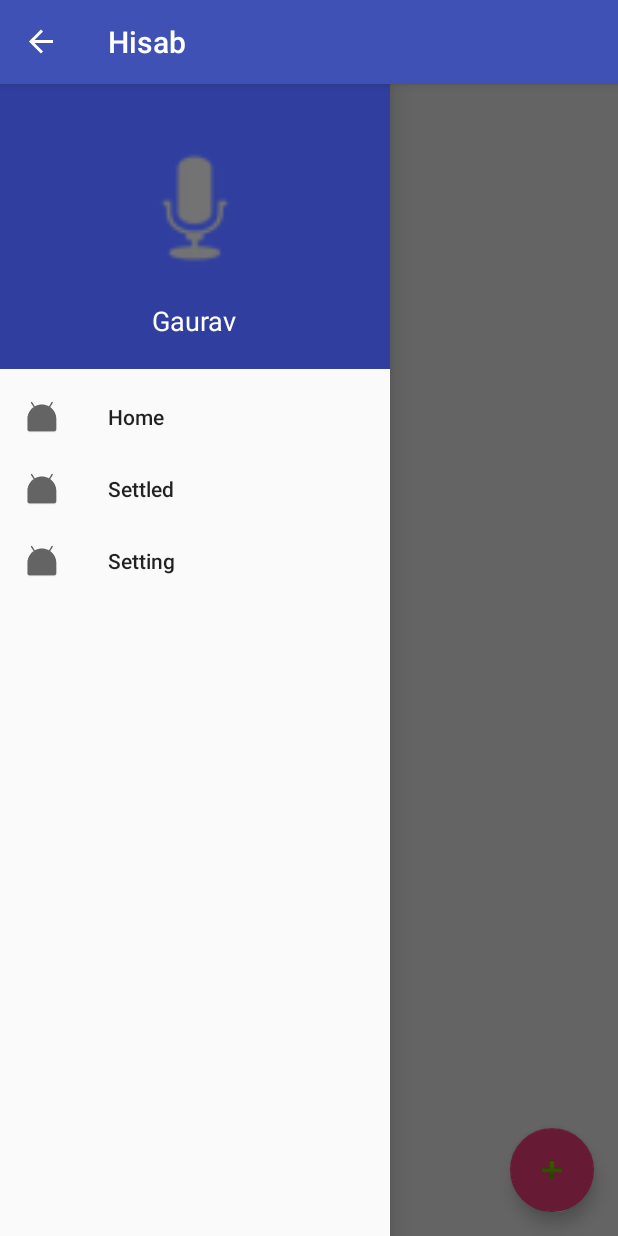
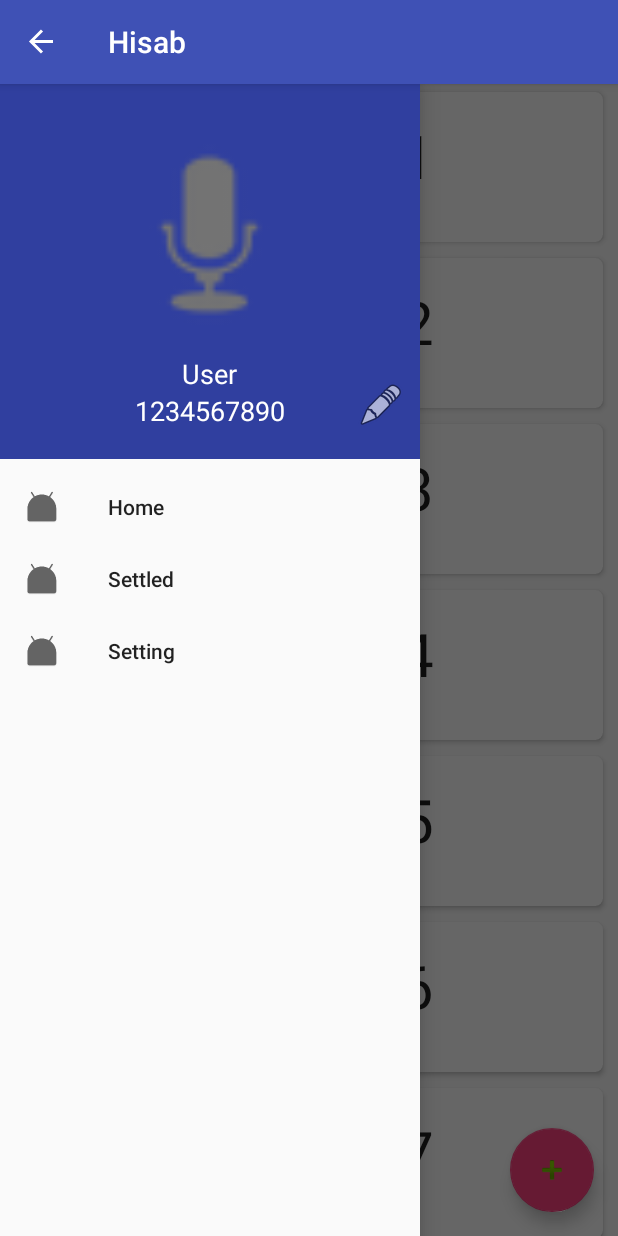
Before and after one commit to gj100596/Hisab, an Android app: the screen it shows after launch (MainActivity), with the side drawer open, on a phone screen of 412 x 824 dp. Run offline under Robolectric (Android 15) with nearby library versions, the phone set to English and light mode, and no system bars; our stand-ins replace Picasso; pictures from the network do not load.

Commit message:
feat: Added "Edit User Detail "

```diff
--- a/app/src/main/AndroidManifest.xml
+++ b/app/src/main/AndroidManifest.xml
@@ -11,7 +11,7 @@
         android:supportsRtl="true"
         android:theme="@style/AppTheme" >
         <activity
-            android:name=".MainActivity"
+            android:name=".activity.MainActivity"
             android:label="@string/app_name"
             android:theme="@style/AppTheme.NoActionBar" >
             <intent-filter>
--- a/app/src/main/java/gj/udacity/capstone/hisab/MainActivity.java
+++ b/app/src/main/java/gj/udacity/capstone/hisab/activity/MainActivity.java
@@ -1,10 +1,12 @@
-package gj.udacity.capstone.hisab;
+package gj.udacity.capstone.hisab.activity;
 
 import android.content.Intent;
+import android.content.SharedPreferences;
 import android.net.Uri;
 import android.os.Bundle;
 import android.os.Environment;
 import android.provider.MediaStore;
+import android.support.design.widget.BottomSheetDialogFragment;
 import android.support.design.widget.FloatingActionButton;
 import android.support.design.widget.NavigationView;
 import android.support.design.widget.Snackbar;
@@ -16,6 +18,7 @@
 import android.view.MenuItem;
 import android.view.View;
 import android.widget.ImageView;
+import android.widget.TextView;
 import android.widget.Toast;
 
 import com.squareup.picasso.Picasso;
@@ -25,6 +28,11 @@
 import java.io.IOException;
 import java.io.InputStream;
 
+import gj.udacity.capstone.hisab.fragment.FeedFragment;
+import gj.udacity.capstone.hisab.R;
+import gj.udacity.capstone.hisab.fragment.UserEditSliderFragment;
+import gj.udacity.capstone.hisab.util.CircularImage;
+
 public class MainActivity extends AppCompatActivity {
 
     private static final int DP_IMAGE_INTENT_CODE = 100;
@@ -32,6 +40,7 @@
     private File tempFile;
     private ActionBarDrawerToggle actionBarDrawerToggle;
     private ImageView dp;
+    private View userEditDialog;
 
     @Override
     protected void onCreate(Bundle savedInstanceState) {
@@ -41,6 +50,8 @@
         setSupportActionBar(toolbar);
 
         getSupportActionBar().setDisplayHomeAsUpEnabled(true);
+
+        userEditDialog = findViewById(R.id.user_dialog);
 
         getSupportFragmentManager()
                 .beginTransaction()
@@ -108,10 +119,20 @@
         actionBarDrawerToggle.syncState();
     }
 
-    private void configureNavigationHeader(View headerView) {
+    private void configureNavigationHeader(final View headerView) {
 
         dp = (ImageView) headerView.findViewById(R.id.nav_dp);
+        ImageView edit = (ImageView) headerView.findViewById(R.id.nav_edit);
 
+        edit.setOnClickListener(new View.OnClickListener() {
+            @Override
+            public void onClick(View v) {
+                BottomSheetDialogFragment bottomSheetDialogFragment = new UserEditSliderFragment();
+                bottomSheetDialogFragment.show(getSupportFragmentManager(), bottomSheetDialogFragment.getTag());
+            }
+        });
+
+        loadDetail(headerView);
         loadDP();
         dp.setOnClickListener(new View.OnClickListener() {
             @Override
@@ -125,17 +146,27 @@
         });
     }
 
+    private void loadDetail(View headerView) {
+        SharedPreferences detail = getSharedPreferences(getString(R.string.user_shared_preef),MODE_PRIVATE);
+        TextView name = (TextView) headerView.findViewById(R.id.nav_name);
+        TextView number = (TextView) headerView.findViewById(R.id.nav_number);
+        name.setText(detail.getString(getString(R.string.shared_pref_name),getString(R.string.default_username)));
+        number.setText(detail.getString(getString(R.string.shared_pref_number),getString(R.string.default_usernumber)));
+    }
+
     private void loadDP() {
         tempFile = new File(this.getExternalFilesDir(
-                Environment.DIRECTORY_PICTURES), "dp.jpg");
+                Environment.DIRECTORY_PICTURES), getString(R.string.dp_temp_name));
 
         if (tempFile.exists()) {
             Picasso.with(MainActivity.this)
                     .load(tempFile)
+                    .transform(new CircularImage())
                     .into(dp);
         } else {
             Picasso.with(MainActivity.this)
                     .load(android.R.drawable.ic_btn_speak_now)
+                    .transform(new CircularImage())
                     .into(dp);
         }
     }
@@ -155,13 +186,16 @@
                 cropIntent.putExtra("crop", "true");
                 cropIntent.putExtra("aspectX", 1);
                 cropIntent.putExtra("aspectY", 1);
-                cropIntent.putExtra("outputX", 100);
-                cropIntent.putExtra("outputY", 100);
+                cropIntent.putExtra("outputX", 150);
+                cropIntent.putExtra("outputY", 150);
                 cropIntent.putExtra("return-data", true);
-                cropIntent.putExtra(MediaStore.EXTRA_OUTPUT, contentUri);
+                cropIntent.putExtra(MediaStore.EXTRA_OUTPUT,
+                        Uri.fromFile(new File(this.getExternalFilesDir(
+                                Environment.DIRECTORY_PICTURES), getString(R.string.dp_temp_name))));
                 startActivityForResult(cropIntent, CROP_INTENT_CODE);
             } else if (requestCode == CROP_INTENT_CODE) {
                 saveDPInFile(data);
+                loadDP();
             }
         }
     }
@@ -171,11 +205,11 @@
             try {
                 InputStream inputStream = getContentResolver().openInputStream(data.getData());
                 tempFile = new File(this.getExternalFilesDir(
-                        Environment.DIRECTORY_PICTURES), "dp.jpg");
+                        Environment.DIRECTORY_PICTURES), getString(R.string.dp_temp_uncrop_name));
                 if (tempFile.exists()) {
                     tempFile.delete();
                     tempFile = new File(this.getExternalFilesDir(
-                            Environment.DIRECTORY_PICTURES), "dp.jpg");
+                            Environment.DIRECTORY_PICTURES), getString(R.string.dp_temp_uncrop_name));
 
                 }
                 FileOutputStream fileOutputStream = new FileOutputStream(tempFile);
--- /dev/null
+++ b/app/src/main/java/gj/udacity/capstone/hisab/adapter/FeedRecyclerViewAdapter.java
@@ -0,0 +1,72 @@
+package gj.udacity.capstone.hisab.adapter;
+
+import android.support.v7.widget.RecyclerView;
+import android.view.LayoutInflater;
+import android.view.View;
+import android.view.ViewGroup;
+import android.widget.TextView;
+
+import java.util.List;
+
+import gj.udacity.capstone.hisab.R;
+import gj.udacity.capstone.hisab.dummy.DummyContent.DummyItem;
+
+/**
+ * {@link RecyclerView.Adapter} that can display a {@link DummyItem} and makes a call to the
+ * specified { OnListFragmentInteractionListener}.
+ * TODO: Replace the implementation with code for your data type.
+ */
+public class FeedRecyclerViewAdapter extends RecyclerView.Adapter<FeedRecyclerViewAdapter.ViewHolder> {
+
+    private final List<DummyItem> mValues;
+    //private final OnListFragmentInteractionListener mListener;
+
+    public FeedRecyclerViewAdapter(List<DummyItem> items){//}, OnListFragmentInteractionListener listener) {
+        mValues = items;
+       // mListener = listener;
+    }
+
+    @Override
+    public ViewHolder onCreateViewHolder(ViewGroup parent, int viewType) {
+        View view = LayoutInflater.from(parent.getContext())
+                .inflate(R.layout.cardview_layout, parent, false);
+        return new ViewHolder(view);
+    }
+
+    @Override
+    public void onBindViewHolder(final ViewHolder holder, int position) {
+        holder.mItem = mValues.get(position);
+        holder.mAmount.setText(mValues.get(position).id);
+        holder.mName.setText(mValues.get(position).content);
+
+        holder.mView.setOnClickListener(new View.OnClickListener() {
+            @Override
+            public void onClick(View v) {
+               /* if (null != mListener) {
+                    // Notify the active callbacks interface (the activity, if the
+                    // fragment is attached to one) that an item has been selected.
+                    mListener.onListFragmentInteraction(holder.mItem);
+                }*/
+            }
+        });
+    }
+
+    @Override
+    public int getItemCount() {
+        return mValues.size();
+    }
+
+    public class ViewHolder extends RecyclerView.ViewHolder {
+        public final View mView;
+        public final TextView mName,mAmount,mDate;
+        public DummyItem mItem;
+
+        public ViewHolder(View view) {
+            super(view);
+            mView = view;
+            mName = (TextView) view.findViewById(R.id.name);
+            mAmount = (TextView) view.findViewById(R.id.amount);
+            mDate = (TextView) view.findViewById(R.id.date);
+        }
+    }
+}
--- a/app/src/main/java/gj/udacity/capstone/hisab/FeedFragment.java
+++ b/app/src/main/java/gj/udacity/capstone/hisab/fragment/FeedFragment.java
@@ -1,4 +1,4 @@
-package gj.udacity.capstone.hisab;
+package gj.udacity.capstone.hisab.fragment;
 
 import android.content.Context;
 import android.os.Bundle;
@@ -9,6 +9,8 @@
 import android.view.View;
 import android.view.ViewGroup;
 
+import gj.udacity.capstone.hisab.adapter.FeedRecyclerViewAdapter;
+import gj.udacity.capstone.hisab.R;
 import gj.udacity.capstone.hisab.dummy.DummyContent;
 
 /**
--- a/app/src/main/res/layout/activity_main.xml
+++ b/app/src/main/res/layout/activity_main.xml
@@ -1,13 +1,17 @@
 <?xml version="1.0" encoding="utf-8"?>
-<LinearLayout
-    xmlns:android="http://schemas.android.com/apk/res/android"
+<RelativeLayout xmlns:android="http://schemas.android.com/apk/res/android"
     xmlns:app="http://schemas.android.com/apk/res-auto"
     xmlns:tools="http://schemas.android.com/tools"
     android:layout_width="match_parent"
     android:layout_height="match_parent"
     android:fitsSystemWindows="true"
     android:orientation="vertical"
-    tools:context="gj.udacity.capstone.hisab.MainActivity">
+    tools:context="gj.udacity.capstone.hisab.activity.MainActivity">
+
+    <LinearLayout
+        android:layout_width="match_parent"
+        android:layout_height="match_parent"
+        android:orientation="vertical">
 
         <android.support.design.widget.AppBarLayout
             android:layout_width="match_parent"
@@ -24,12 +28,12 @@
         </android.support.design.widget.AppBarLayout>
 
         <android.support.v4.widget.DrawerLayout
+            android:id="@+id/drawer_layout"
             android:layout_width="match_parent"
             android:layout_height="match_parent"
             android:fitsSystemWindows="true"
-        tools:openDrawer="start"
 
-        android:id="@+id/drawer_layout">
+            tools:openDrawer="start">
 
             <android.support.design.widget.CoordinatorLayout
                 android:layout_width="match_parent"
@@ -58,7 +62,15 @@
                 android:layout_height="match_parent"
                 android:layout_gravity="start"
                 app:headerLayout="@layout/nav_drawer_header"
-        app:menu="@menu/nav_drawer_list"/>
+                app:menu="@menu/nav_drawer_list" />
         </android.support.v4.widget.DrawerLayout>
 
     </LinearLayout>
+
+    <include
+        android:id="@+id/user_dialog"
+        android:visibility="gone"
+        layout="@layout/user_detail_dialog"
+        android:layout_width="match_parent"
+        android:layout_height="wrap_content" />
+</RelativeLayout>
--- a/app/src/main/res/layout/fragment_feed_list.xml
+++ b/app/src/main/res/layout/fragment_feed_list.xml
@@ -7,5 +7,5 @@
     android:layout_width="match_parent"
     android:layout_height="match_parent"
     app:layoutManager="LinearLayoutManager"
-    tools:context="gj.udacity.capstone.hisab.FeedFragment"
+    tools:context="gj.udacity.capstone.hisab.fragment.FeedFragment"
     tools:listitem="@layout/cardview_layout" />
--- a/app/src/main/res/layout/nav_drawer_header.xml
+++ b/app/src/main/res/layout/nav_drawer_header.xml
@@ -1,26 +1,50 @@
 <?xml version="1.0" encoding="utf-8"?>
+<RelativeLayout xmlns:android="http://schemas.android.com/apk/res/android"
+    android:layout_width="match_parent"
+    android:layout_height="250dp"
+    android:background="@color/colorPrimaryDark"
+    android:paddingBottom="20dp"
+    android:paddingTop="20dp">
+
+    <ImageView
+        android:id="@+id/nav_edit"
+        android:layout_width="wrap_content"
+        android:layout_height="wrap_content"
+        android:layout_alignParentEnd="true"
+        android:layout_alignParentBottom="true"
+        android:layout_marginRight="10dp"
+        android:src="@android:drawable/ic_menu_edit"
+        android:contentDescription="@string/nav_header_edit" />
+
     <LinearLayout
-    xmlns:android="http://schemas.android.com/apk/res/android"
-    android:orientation="vertical"
-    android:paddingTop="20dp"
-    android:paddingBottom="20dp"
-    android:background="@color/colorPrimaryDark"
         android:layout_width="match_parent"
-    android:layout_height="190dp">
+        android:layout_height="match_parent"
+        android:orientation="vertical">
 
         <ImageView
             android:id="@+id/nav_dp"
-        android:src="@mipmap/ic_launcher"
-        android:layout_width="100dp"
+            android:layout_width="150dp"
+            android:layout_height="0dp"
             android:layout_gravity="center"
             android:layout_weight="1"
-        android:layout_height="0dp" />
+            android:src="@mipmap/ic_launcher" />
+
         <TextView
             android:id="@+id/nav_name"
+            android:layout_width="wrap_content"
+            android:layout_height="wrap_content"
+            android:layout_gravity="center"
+            android:text="Gaurav"
             android:textColor="@android:color/white"
-        android:textSize="18sp"
-        android:text="Gaurav"
+            android:textSize="18sp" />
+
+        <TextView
+            android:id="@+id/nav_number"
+            android:layout_width="wrap_content"
+            android:layout_height="wrap_content"
             android:layout_gravity="center"
-        android:layout_width="wrap_content"
-        android:layout_height="wrap_content" />
+            android:text="(+91) 7359939225"
+            android:textColor="@android:color/white"
+            android:textSize="18sp" />
     </LinearLayout>
+</RelativeLayout>
--- a/app/src/main/res/menu/menu_main.xml
+++ b/app/src/main/res/menu/menu_main.xml
@@ -1,7 +1,7 @@
 <menu xmlns:android="http://schemas.android.com/apk/res/android"
     xmlns:app="http://schemas.android.com/apk/res-auto"
     xmlns:tools="http://schemas.android.com/tools"
-    tools:context="gj.udacity.capstone.hisab.MainActivity" >
+    tools:context="gj.udacity.capstone.hisab.activity.MainActivity" >
     <item android:id="@+id/action_settings"
         android:title="@string/action_settings"
         android:orderInCategory="100"
--- a/app/src/main/res/values-w820dp/dimens.xml
+++ b/app/src/main/res/values-w820dp/dimens.xml
@@ -3,5 +3,5 @@
          (such as screen margins) for screens with more than 820dp of available width. This
          would include 7" and 10" devices in landscape (~960dp and ~1280dp respectively). -->
     <dimen name="activity_horizontal_margin">64dp</dimen>
-    <dimen name="nav_drawer_width">300dp</dimen>
+    <dimen name="nav_drawer_width">320dp</dimen>
 </resources>
--- a/app/src/main/res/values/dimens.xml
+++ b/app/src/main/res/values/dimens.xml
@@ -4,5 +4,5 @@
     <dimen name="activity_vertical_margin">16dp</dimen>
     <dimen name="fab_margin">16dp</dimen>
     <dimen name="text_margin">16dp</dimen>
-    <dimen name="nav_drawer_width">260dp</dimen>
+    <dimen name="nav_drawer_width">280dp</dimen>
 </resources>
--- a/app/src/main/res/values/strings.xml
+++ b/app/src/main/res/values/strings.xml
@@ -1,4 +1,13 @@
 <resources>
     <string name="app_name">Hisab</string>
     <string name="action_settings">Settings</string>
+    <string name="nav_header_edit">Edit</string>
+    <string name="user_shared_preef">user_detail</string>
+    <string name="shared_pref_name">User_name</string>
+    <string name="default_username">User</string>
+    <string name="shared_pref_number">User_number</string>
+    <string name="default_usernumber">1234567890</string>
+    <string name="dp_temp_name">dp_crop.jpg</string>
+    <string name="dp_temp_uncrop_name">dp.jpg</string>
+    <string name="user_number_info">Number won\'t be shared. It will only be used when friend shares account status.</string>
 </resources>
```
Also changed, not shown: app/src/main/java/gj/udacity/capstone/hisab/fragment/UserEditSliderFragment.java (added, +72 -0 lines), app/src/main/java/gj/udacity/capstone/hisab/util/CircularImage.java (added, +34 -0 lines), app/src/main/res/anim/dialog_enter.xml (added, +8 -0 lines), app/src/main/res/anim/dialog_exit.xml (added, +8 -0 lines), app/src/main/res/drawable/editbox_corner.xml (added, +16 -0 lines), app/src/main/res/layout/user_detail_dialog.xml (added, +51 -0 lines), app/src/main/res/values-v21/styles.xml (+7 -0 lines), app/src/main/res/values/styles.xml (+13 -0 lines). Lines whose indentation alone changed are shown as unchanged.
